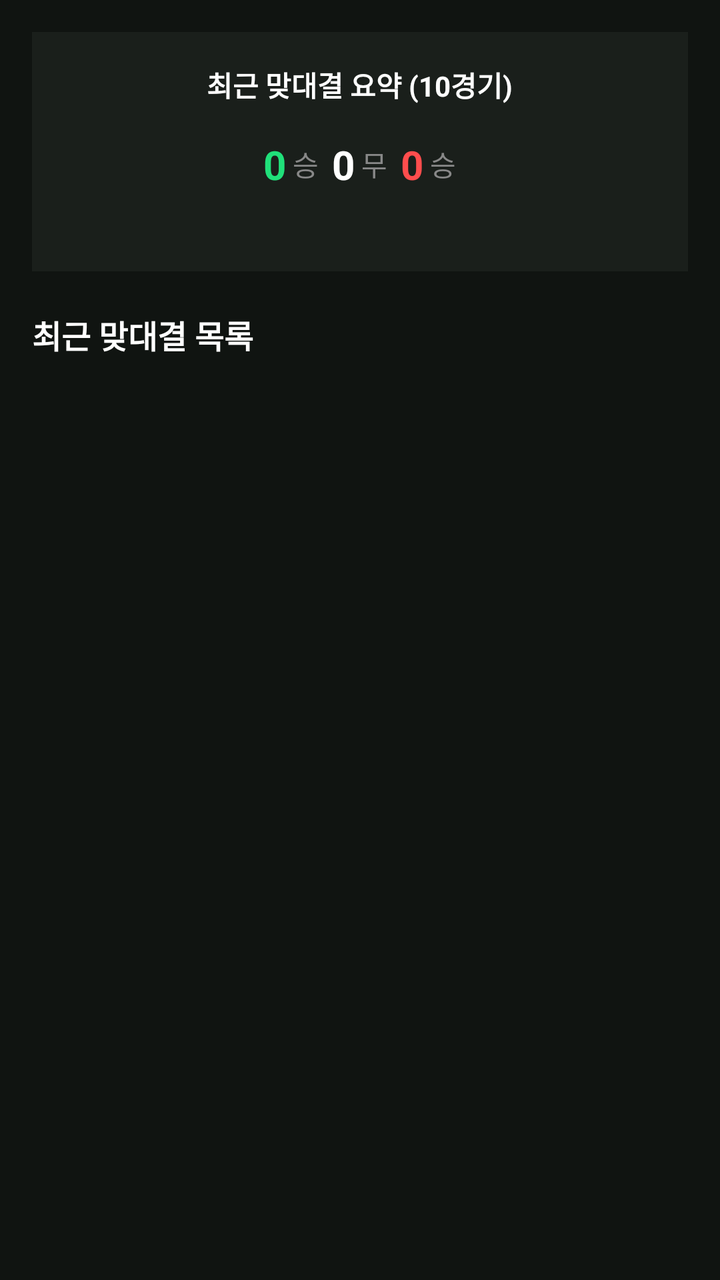
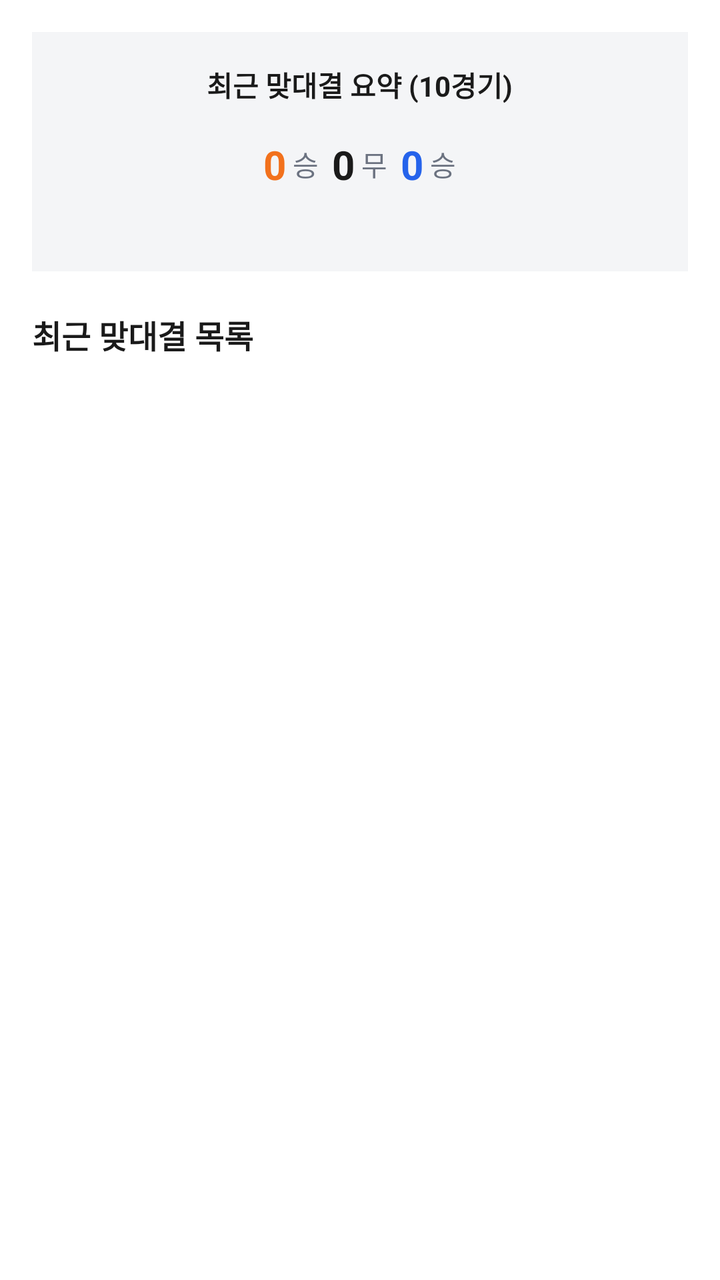

An Android layout rendered at two revisions. The XML below is the earlier revision; the diff shows what the commit changed to produce the second picture.
<!-- AndroidManifest.xml: application theme Theme.MyApplication -->
<!-- res/layout/fragment_h2h.xml -->
<?xml version="1.0" encoding="utf-8"?>
<LinearLayout xmlns:android="http://schemas.android.com/apk/res/android"
    android:layout_width="match_parent"
    android:layout_height="match_parent"
    android:background="#101411"
    android:orientation="vertical"
    android:padding="16dp">

    <LinearLayout
        android:layout_width="match_parent"
        android:layout_height="wrap_content"
        android:background="#1A1F1B"
        android:orientation="vertical"
        android:padding="16dp">

        <TextView
            android:layout_width="wrap_content"
            android:layout_height="wrap_content"
            android:text="최근 맞대결 요약 (10경기)"
            android:textColor="#FFFFFF"
            android:textSize="14sp"
            android:textStyle="bold"
            android:layout_gravity="center"
            android:layout_marginBottom="16dp" />

        <LinearLayout
            android:layout_width="match_parent"
            android:layout_height="wrap_content"
            android:orientation="horizontal"
            android:gravity="center">

            <TextView android:id="@+id/tvHomeWins" android:layout_width="wrap_content" android:layout_height="wrap_content" android:textColor="#20E07A" android:textSize="20sp" android:textStyle="bold" android:text="0"/>
            <TextView android:layout_width="wrap_content" android:layout_height="wrap_content" android:textColor="#888888" android:text=" 승  " />

            <TextView android:id="@+id/tvDraws" android:layout_width="wrap_content" android:layout_height="wrap_content" android:textColor="#FFFFFF" android:textSize="20sp" android:textStyle="bold" android:text="0"/>
            <TextView android:layout_width="wrap_content" android:layout_height="wrap_content" android:textColor="#888888" android:text=" 무  " />

            <TextView android:id="@+id/tvAwayWins" android:layout_width="wrap_content" android:layout_height="wrap_content" android:textColor="#FF4D4D" android:textSize="20sp" android:textStyle="bold" android:text="0"/>
            <TextView android:layout_width="wrap_content" android:layout_height="wrap_content" android:textColor="#888888" android:text=" 승" />
        </LinearLayout>

        
        <LinearLayout
            android:id="@+id/barH2H"
            android:layout_width="match_parent"
            android:layout_height="8dp"
            android:orientation="horizontal"
            android:weightSum="10"
            android:layout_marginTop="16dp">

            <View android:id="@+id/viewH2HHome" android:layout_width="0dp" android:layout_height="match_parent" android:layout_weight="0" android:background="#20E07A"/>
            <View android:id="@+id/viewH2HDraw" android:layout_width="0dp" android:layout_height="match_parent" android:layout_weight="0" android:background="#888888"/>
            <View android:id="@+id/viewH2HAway" android:layout_width="0dp" android:layout_height="match_parent" android:layout_weight="0" android:background="#FF4D4D"/>
        </LinearLayout>
    </LinearLayout>

    <TextView
        android:layout_width="wrap_content"
        android:layout_height="wrap_content"
        android:text="최근 맞대결 목록"
        android:textColor="#FFFFFF"
        android:textSize="16sp"
        android:textStyle="bold"
        android:layout_marginTop="20dp"
        android:layout_marginBottom="12dp" />

    
    <androidx.recyclerview.widget.RecyclerView
        android:id="@+id/rvH2HMatches"
        android:layout_width="match_parent"
        android:layout_height="match_parent" />

</LinearLayout>
<!-- resources referenced by this layout -->
<resources>
  <style name="Theme.MyApplication" parent="Base.Theme.MyApplication" />
  <style name="Base.Theme.MyApplication" parent="Theme.Material3.DayNight.NoActionBar">
          
          
      </style>
</resources>

<!-- the commit's change to res/layout/fragment_h2h.xml (unified diff, before → after) -->
@@ -2,14 +2,14 @@
 <LinearLayout xmlns:android="http://schemas.android.com/apk/res/android"
     android:layout_width="match_parent"
     android:layout_height="match_parent"
-    android:background="#101411"
+    android:background="@color/bg"
     android:orientation="vertical"
     android:padding="16dp">
 
     <LinearLayout
         android:layout_width="match_parent"
         android:layout_height="wrap_content"
-        android:background="#1A1F1B"
+        android:background="@color/surface"
         android:orientation="vertical"
         android:padding="16dp">
 
@@ -17,7 +17,7 @@
             android:layout_width="wrap_content"
             android:layout_height="wrap_content"
             android:text="최근 맞대결 요약 (10경기)"
-            android:textColor="#FFFFFF"
+            android:textColor="@color/text_primary"
             android:textSize="14sp"
             android:textStyle="bold"
             android:layout_gravity="center"
@@ -29,14 +29,14 @@
             android:orientation="horizontal"
             android:gravity="center">
 
-            <TextView android:id="@+id/tvHomeWins" android:layout_width="wrap_content" android:layout_height="wrap_content" android:textColor="#20E07A" android:textSize="20sp" android:textStyle="bold" android:text="0"/>
-            <TextView android:layout_width="wrap_content" android:layout_height="wrap_content" android:textColor="#888888" android:text=" 승  " />
+            <TextView android:id="@+id/tvHomeWins" android:layout_width="wrap_content" android:layout_height="wrap_content" android:textColor="@color/accent" android:textSize="20sp" android:textStyle="bold" android:text="0"/>
+            <TextView android:layout_width="wrap_content" android:layout_height="wrap_content" android:textColor="@color/text_secondary" android:text=" 승  " />
 
-            <TextView android:id="@+id/tvDraws" android:layout_width="wrap_content" android:layout_height="wrap_content" android:textColor="#FFFFFF" android:textSize="20sp" android:textStyle="bold" android:text="0"/>
-            <TextView android:layout_width="wrap_content" android:layout_height="wrap_content" android:textColor="#888888" android:text=" 무  " />
+            <TextView android:id="@+id/tvDraws" android:layout_width="wrap_content" android:layout_height="wrap_content" android:textColor="@color/text_primary" android:textSize="20sp" android:textStyle="bold" android:text="0"/>
+            <TextView android:layout_width="wrap_content" android:layout_height="wrap_content" android:textColor="@color/text_secondary" android:text=" 무  " />
 
-            <TextView android:id="@+id/tvAwayWins" android:layout_width="wrap_content" android:layout_height="wrap_content" android:textColor="#FF4D4D" android:textSize="20sp" android:textStyle="bold" android:text="0"/>
-            <TextView android:layout_width="wrap_content" android:layout_height="wrap_content" android:textColor="#888888" android:text=" 승" />
+            <TextView android:id="@+id/tvAwayWins" android:layout_width="wrap_content" android:layout_height="wrap_content" android:textColor="@color/info" android:textSize="20sp" android:textStyle="bold" android:text="0"/>
+            <TextView android:layout_width="wrap_content" android:layout_height="wrap_content" android:textColor="@color/text_secondary" android:text=" 승" />
         </LinearLayout>
 
         
@@ -48,9 +48,9 @@
             android:weightSum="10"
             android:layout_marginTop="16dp">
 
-            <View android:id="@+id/viewH2HHome" android:layout_width="0dp" android:layout_height="match_parent" android:layout_weight="0" android:background="#20E07A"/>
-            <View android:id="@+id/viewH2HDraw" android:layout_width="0dp" android:layout_height="match_parent" android:layout_weight="0" android:background="#888888"/>
-            <View android:id="@+id/viewH2HAway" android:layout_width="0dp" android:layout_height="match_parent" android:layout_weight="0" android:background="#FF4D4D"/>
+            <View android:id="@+id/viewH2HHome" android:layout_width="0dp" android:layout_height="match_parent" android:layout_weight="0" android:background="@color/accent"/>
+            <View android:id="@+id/viewH2HDraw" android:layout_width="0dp" android:layout_height="match_parent" android:layout_weight="0" android:background="@color/text_secondary"/>
+            <View android:id="@+id/viewH2HAway" android:layout_width="0dp" android:layout_height="match_parent" android:layout_weight="0" android:background="@color/info"/>
         </LinearLayout>
     </LinearLayout>
 
@@ -58,7 +58,7 @@
         android:layout_width="wrap_content"
         android:layout_height="wrap_content"
         android:text="최근 맞대결 목록"
-        android:textColor="#FFFFFF"
+        android:textColor="@color/text_primary"
         android:textSize="16sp"
         android:textStyle="bold"
         android:layout_marginTop="20dp"
<!-- resource entries referenced after the edit -->
@@ -1,9 +1,21 @@
 <!-- resources referenced by this layout -->
 <resources>
+  <color name="accent">#F2711C</color>
+  <color name="bg">#FFFFFF</color>
+  <color name="info">#2563EB</color>
+  <color name="surface">#F4F5F7</color>
+  <color name="text_primary">#1A1A1A</color>
+  <color name="text_secondary">#6B7280</color>
   <style name="Theme.MyApplication" parent="Base.Theme.MyApplication" />
-  <style name="Base.Theme.MyApplication" parent="Theme.Material3.DayNight.NoActionBar">
-          
-          
+  <style name="Base.Theme.MyApplication" parent="Theme.Material3.Light.NoActionBar">
+          <item name="colorPrimary">@color/accent</item>
+          <item name="colorOnPrimary">@color/on_accent</item>
+          <item name="android:windowBackground">@color/bg</item>
+          <item name="android:statusBarColor">@color/bg</item>
+          <item name="android:navigationBarColor">@color/bg</item>
+          <item name="android:windowLightStatusBar">true</item>
+          <item name="android:windowLightNavigationBar" tools:targetApi="o_mr1">true</item>
       </style>
+  <color name="on_accent">#FFFFFF</color>
 </resources>
 
